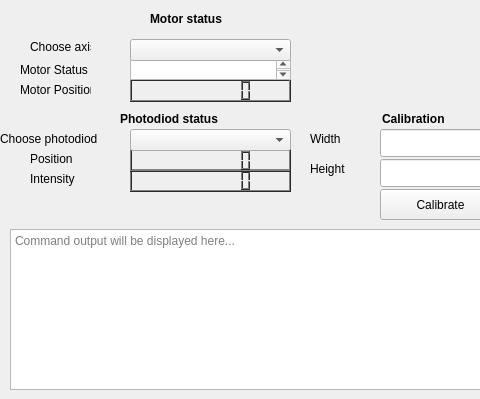
Above: Widget/main_window.ui from JetLuck12/University_project before the change; both pictures show x 0 to 480 and y 171 to 570 of the 1132 by 570 pixel window. Below: the same form after it.
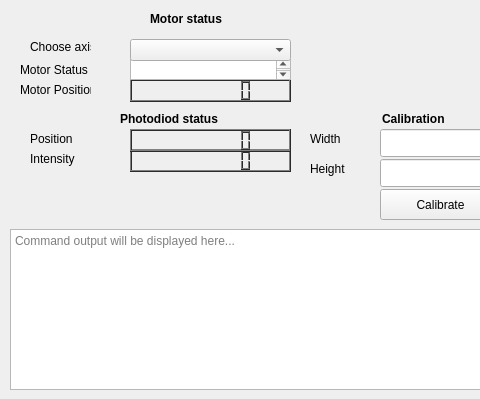
That is the form after the change.

The edit to the form file:
```diff
--- a/Widget/main_window.ui
+++ b/Widget/main_window.ui
@@ -688,11 +688,11 @@
      <string>&lt;html&gt;&lt;head/&gt;&lt;body&gt;&lt;p&gt;&lt;span style=&quot; font-weight:700;&quot;&gt;Photodiod status&lt;/span&gt;&lt;/p&gt;&lt;/body&gt;&lt;/html&gt;</string>
     </property>
    </widget>
-   <widget class="QLCDNumber" name="photodiod_pos">
+   <widget class="QLCDNumber" name="photodiod_power">
     <property name="geometry">
      <rect>
       <x>130</x>
-      <y>340</y>
+      <y>320</y>
       <width>161</width>
       <height>23</height>
      </rect>
@@ -1147,7 +1147,7 @@
     <property name="geometry">
      <rect>
       <x>30</x>
-      <y>320</y>
+      <y>300</y>
       <width>63</width>
       <height>20</height>
      </rect>
@@ -1160,7 +1160,7 @@
     <property name="geometry">
      <rect>
       <x>30</x>
-      <y>340</y>
+      <y>320</y>
       <width>63</width>
       <height>20</height>
      </rect>
@@ -1169,11 +1169,11 @@
      <string>Intensity</string>
     </property>
    </widget>
-   <widget class="QLCDNumber" name="photodiod_data">
+   <widget class="QLCDNumber" name="photodiod_pos">
     <property name="geometry">
      <rect>
       <x>130</x>
-      <y>320</y>
+      <y>300</y>
       <width>161</width>
       <height>23</height>
      </rect>
@@ -1696,29 +1696,6 @@
      <string>Calibrate</string>
     </property>
    </widget>
-   <widget class="QLabel" name="label_10">
-    <property name="geometry">
-     <rect>
-      <x>0</x>
-      <y>300</y>
-      <width>131</width>
-      <height>20</height>
-     </rect>
-    </property>
-    <property name="text">
-     <string>Choose photodiod</string>
-    </property>
-   </widget>
-   <widget class="QComboBox" name="combo_diod">
-    <property name="geometry">
-     <rect>
-      <x>130</x>
-      <y>300</y>
-      <width>161</width>
-      <height>22</height>
-     </rect>
-    </property>
-   </widget>
   </widget>
  </widget>
  <layoutdefault spacing="6" margin="11"/>
```
